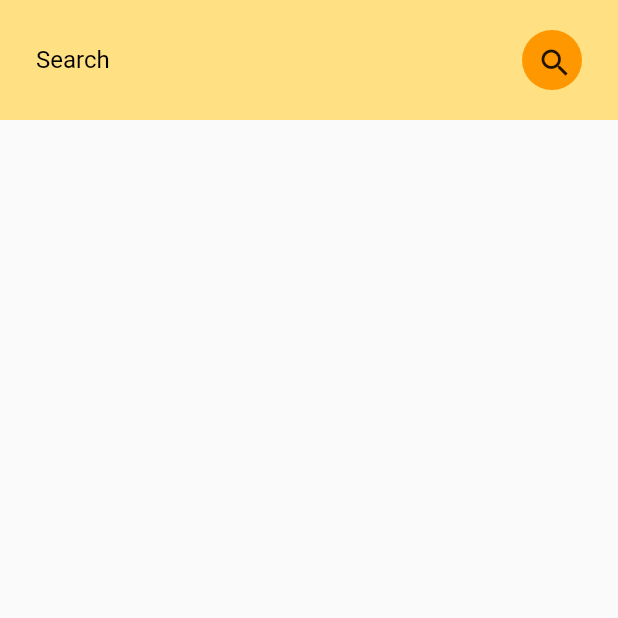
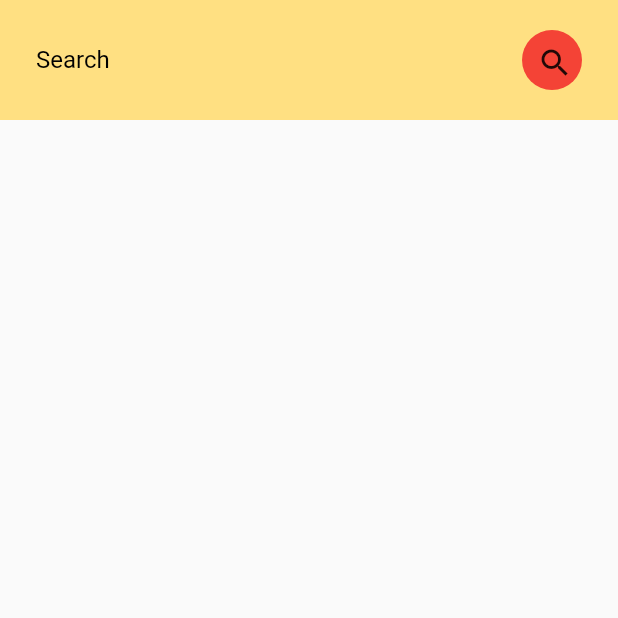
Before and after one commit to Afrij15/Shopio, a Flutter app: the Search screen opened directly, on a phone screen of 412 x 824 dp, the top half of it. Run offline on Flutter 3.47's test engine with Material 2 defaults, Android fonts, the phone set to English and light mode, and no system bars; our stand-ins replace carousel_pro, cloud_firestore, firebase_auth, firebase_core, settings_ui; accounts and stored records are empty.

Commit message:
Color and Font Size Changed
Color of box decoration in the search page and the font size of the prompt message in the cart has been changed

```diff
--- a/lib/pages/cart.dart
+++ b/lib/pages/cart.dart
@@ -17,7 +17,7 @@ class _CartState extends State<Cart> {
         child: Center(
           child: Text(
             "Your cart is empty! PLease Update Items",
-            style: TextStyle(fontSize: 20),
+            style: TextStyle(fontSize: 15),
           ),
         ),
       ),
--- a/lib/pages/search.dart
+++ b/lib/pages/search.dart
@@ -71,7 +71,7 @@ class _SearchState extends State<Search> {
                         height: 40,
                         width: 40,
                         decoration: BoxDecoration(
-                            color: Colors.orange,
+                            color: Colors.red,
                             borderRadius: BorderRadius.circular(40)),
                         padding: EdgeInsets.all(10),
                         child: Icon(Icons.search)),
```
